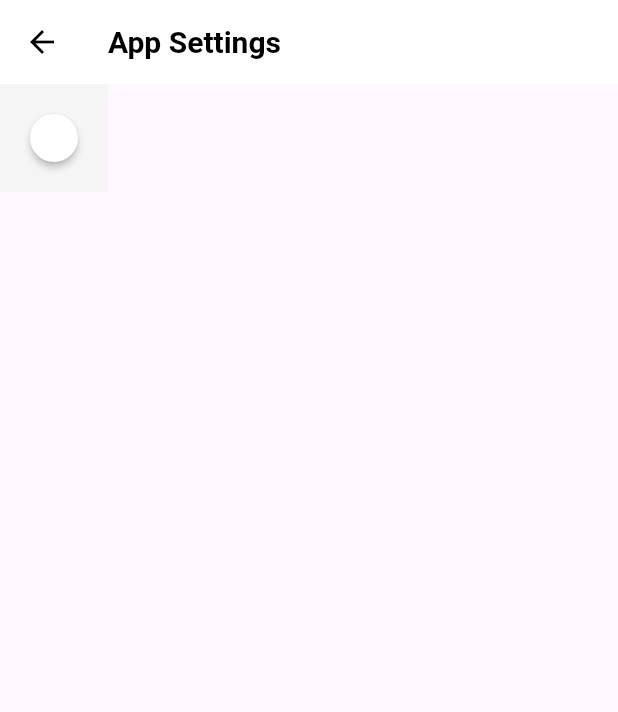
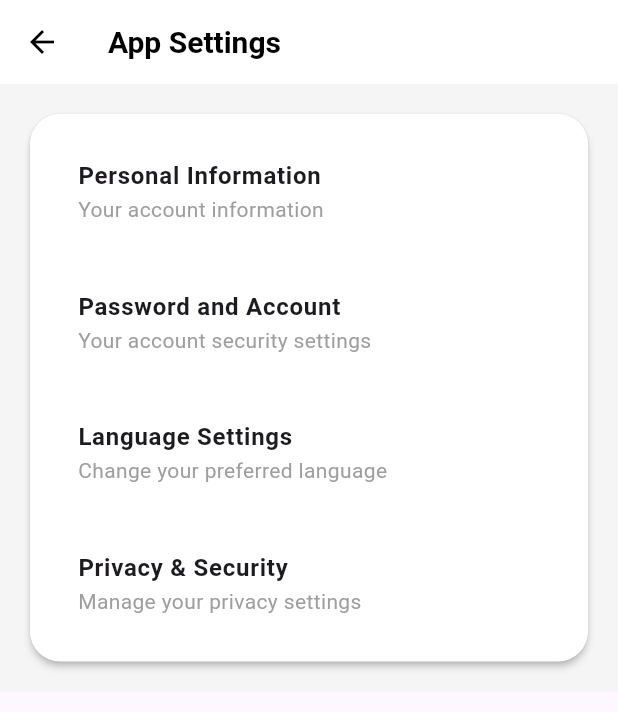
Before and after one commit to agrimart44/AgriMart, a Flutter app: the AppSettings screen opened directly, on a phone screen of 412 x 824 dp. Shown: the top 712 px of the screen. Run offline on Flutter 3.47's test engine with Material 3 defaults, Android fonts, the phone set to English and light mode, and no system bars.

Commit message:
Added setting options to the card

```diff
--- a/Frontend/lib/Setting_page/settings_main_page.dart
+++ b/Frontend/lib/Setting_page/settings_main_page.dart
@@ -37,11 +37,42 @@ class AppSettings extends StatelessWidget {
             padding: const EdgeInsets.all(16),
             child: Column(
               mainAxisSize: MainAxisSize.min,
-              children: [],
+              children: [
+                _buildSettingsOption(context, 'Personal Information', 'Your account information'),
+                const SizedBox(height: 15),
+                _buildSettingsOption(context, 'Password and Account', 'Your account security settings'),
+                const SizedBox(height: 15),
+                _buildSettingsOption(context, 'Language Settings', 'Change your preferred language'),
+                const SizedBox(height: 15),
+                _buildSettingsOption(context, 'Privacy & Security', 'Manage your privacy settings'),
+              ],
             ),
           ),
         ),
       ),
     );
   }
+
+  Widget _buildSettingsOption(BuildContext context, String title, String subtitle) {
+    return ListTile(
+      title: Text(
+        title,
+        style: const TextStyle(
+          fontSize: 16,
+          fontWeight: FontWeight.bold,
+        ),
+      ),
+      subtitle: Text(
+        subtitle,
+        style: const TextStyle(
+          fontSize: 14,
+          color: Colors.grey,
+        ),
+      ),
+      onTap: () {
+        // TODO: Implement navigation to respective settings pages
+        print('Navigating to $title');
+      },
+    );
+  }
 }
```
